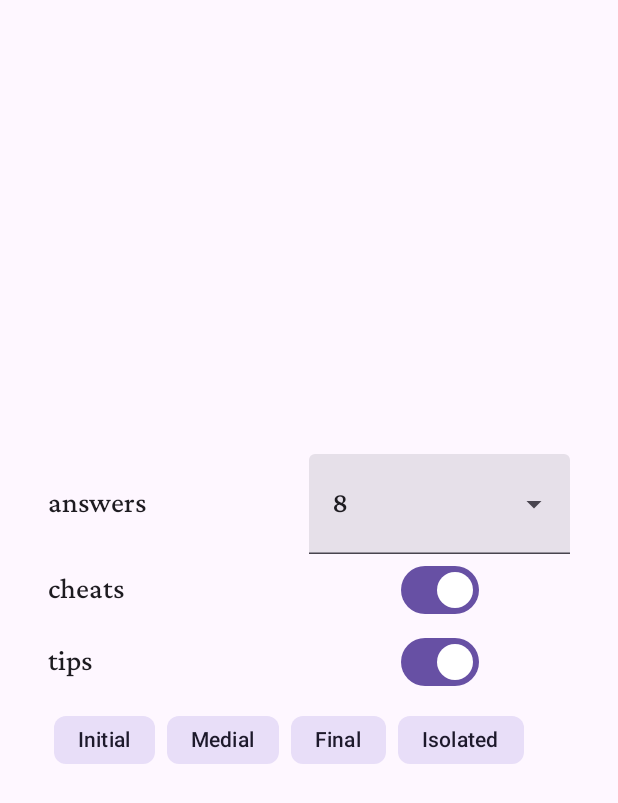
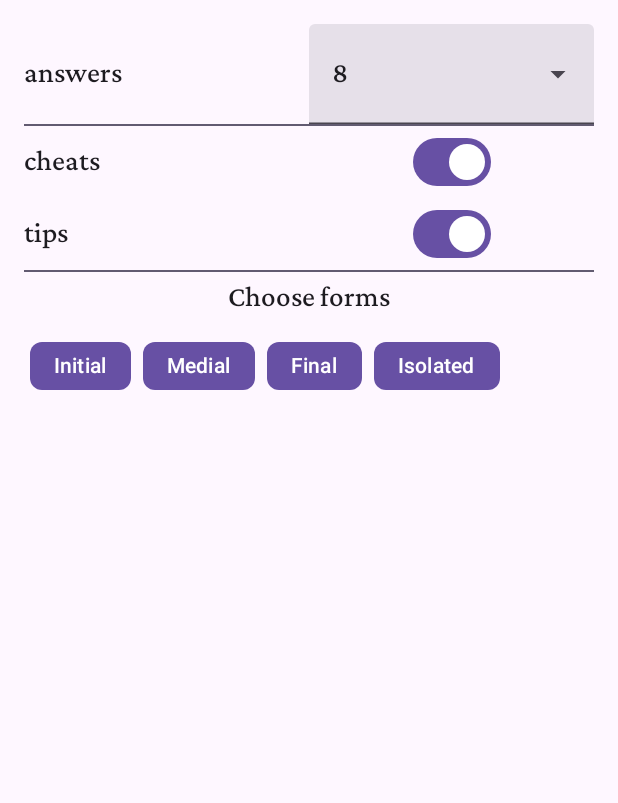
Before and after one commit to pwput/LAA, an Android app built with Jetpack Compose: the @Preview function SettingsScreenPreview, on a phone screen of 412 x 824 dp. Shown: the top 803 px of the screen. Run offline under Robolectric (Android 15) with nearby library versions, the phone set to English and light mode, and no system bars; our stand-ins replace Room's generated code, Timber; libraries missing offline, so code that uses them is left out: com.ramcosta.composedestinations; Roboto replaces fonts that are not available here.

Commit message:
SettingsScreen

```diff
--- a/app/src/main/java/pl/pw/laa/presentation/alphabet/AlphabetTableScreen.kt
+++ b/app/src/main/java/pl/pw/laa/presentation/alphabet/AlphabetTableScreen.kt
@@ -20,6 +20,7 @@ import com.ramcosta.composedestinations.navigation.DestinationsNavigator
 import pl.pw.laa.data.Alphabet
 import pl.pw.laa.presentation.alphabet.components.AlphabetTableColumNamesRow
 import pl.pw.laa.presentation.alphabet.components.AlphabetTableRow
+import pl.pw.laa.presentation.alphabet.components.RowDivider
 import pl.pw.laa.presentation.mediaplayer.MediaPlayerResponse
 import pl.pw.laa.ui.theme.LearnArabicAlphabetTheme
 
@@ -53,10 +54,7 @@ fun AlphabetTable(
     }
 }
 
-@Composable
-fun RowDivider() {
-    Divider(color = MaterialTheme.colorScheme.secondary, thickness = 1.dp)
-}
+
 
 @DevicePreviewsLightPortrait
 @DevicePreviewsDarkPortrait
--- a/app/src/main/java/pl/pw/laa/presentation/alphabet/components/AlphabetTableCell.kt
+++ b/app/src/main/java/pl/pw/laa/presentation/alphabet/components/AlphabetTableCell.kt
@@ -5,7 +5,6 @@ import androidx.compose.foundation.layout.Box
 import androidx.compose.foundation.layout.PaddingValues
 import androidx.compose.foundation.layout.fillMaxHeight
 import androidx.compose.foundation.layout.fillMaxSize
-import androidx.compose.foundation.layout.fillMaxWidth
 import androidx.compose.foundation.layout.padding
 import androidx.compose.material3.MaterialTheme
 import androidx.compose.material3.Text
@@ -17,7 +16,7 @@ import androidx.compose.ui.tooling.preview.Preview
 import androidx.compose.ui.unit.dp
 import pl.pw.laa.data.Alphabet
 import pl.pw.laa.domain.Form
-import pl.pw.laa.presentation.common.AudioIcon
+import pl.pw.laa.presentation.common.componets.AudioIcon
 import pl.pw.laa.ui.theme.LearnArabicAlphabetTheme
 
 val padding = 8.dp
--- a/app/src/main/java/pl/pw/laa/presentation/audioTest/AudioTestScreen.kt
+++ b/app/src/main/java/pl/pw/laa/presentation/audioTest/AudioTestScreen.kt
@@ -23,7 +23,7 @@ import pl.pw.laa.data.Alphabet
 import pl.pw.laa.domain.Form
 import pl.pw.laa.presentation.audioTest.components.AnswersBox
 import pl.pw.laa.presentation.audioTest.components.AudioTestTopBar
-import pl.pw.laa.presentation.common.LoadingScreen
+import pl.pw.laa.presentation.common.componets.LoadingScreen
 import pl.pw.laa.presentation.common.Orientation
 import pl.pw.laa.presentation.mediaplayer.MediaPlayerResponse
 import pl.pw.laa.ui.theme.LearnArabicAlphabetTheme
--- a/app/src/main/java/pl/pw/laa/presentation/audioTest/components/AudioTestQuestionBox.kt
+++ b/app/src/main/java/pl/pw/laa/presentation/audioTest/components/AudioTestQuestionBox.kt
@@ -17,8 +17,8 @@ import androidx.compose.ui.platform.LocalContext
 import androidx.compose.ui.unit.dp
 import pl.pw.laa.data.Alphabet
 import pl.pw.laa.domain.Letter
-import pl.pw.laa.presentation.common.AudioIcon
-import pl.pw.laa.presentation.common.Text
+import pl.pw.laa.presentation.common.componets.AudioIcon
+import pl.pw.laa.presentation.common.annotation.Text
 import pl.pw.laa.presentation.mediaplayer.MediaPlayerResponse
 import pl.pw.laa.ui.theme.LearnArabicAlphabetTheme
 
--- a/app/src/main/java/pl/pw/laa/presentation/common/Text.kt
+++ b/app/src/main/java/pl/pw/laa/presentation/common/annotation/Text.kt
@@ -1,4 +1,4 @@
-package pl.pw.laa.presentation.common
+package pl.pw.laa.presentation.common.annotation
 
 import androidx.compose.material3.LocalTextStyle
 import androidx.compose.material3.Text
--- a/app/src/main/java/pl/pw/laa/presentation/common/AudioIcon.kt
+++ b/app/src/main/java/pl/pw/laa/presentation/common/componets/AudioIcon.kt
@@ -1,4 +1,4 @@
-package pl.pw.laa.presentation.common
+package pl.pw.laa.presentation.common.componets
 
 import androidx.compose.animation.AnimatedVisibility
 import androidx.compose.animation.core.tween
--- a/app/src/main/java/pl/pw/laa/presentation/common/AutoResizedText.kt
+++ b/app/src/main/java/pl/pw/laa/presentation/common/componets/AutoResizedText.kt
@@ -1,4 +1,4 @@
-package pl.pw.laa.presentation.common
+package pl.pw.laa.presentation.common.componets
 
 import androidx.compose.material3.MaterialTheme
 import androidx.compose.material3.Text
--- a/app/src/main/java/pl/pw/laa/presentation/common/LoadingScreen.kt
+++ b/app/src/main/java/pl/pw/laa/presentation/common/componets/LoadingScreen.kt
@@ -1,4 +1,4 @@
-package pl.pw.laa.presentation.common
+package pl.pw.laa.presentation.common.componets
 
 import androidx.compose.foundation.background
 import androidx.compose.foundation.layout.Box
--- a/app/src/main/java/pl/pw/laa/presentation/menu/components/MenuButton.kt
+++ b/app/src/main/java/pl/pw/laa/presentation/menu/components/MenuButton.kt
@@ -13,7 +13,7 @@ import androidx.compose.ui.Modifier
 import androidx.compose.ui.draw.clip
 import androidx.compose.ui.tooling.preview.Preview
 import androidx.compose.ui.unit.dp
-import pl.pw.laa.presentation.common.AutoResizedText
+import pl.pw.laa.presentation.common.componets.AutoResizedText
 import pl.pw.laa.ui.theme.LearnArabicAlphabetTheme
 
 private val cornerSize = 16.dp
--- a/app/src/main/java/pl/pw/laa/presentation/settings/SettingsScreen.kt
+++ b/app/src/main/java/pl/pw/laa/presentation/settings/SettingsScreen.kt
@@ -1,17 +1,20 @@
 package pl.pw.laa.presentation.settings
 
+import DevicePreviewsDarkLandscape
+import DevicePreviewsDarkPortrait
+import DevicePreviewsLightLandscape
+import DevicePreviewsLightPortrait
 import androidx.compose.foundation.background
 import androidx.compose.foundation.layout.*
 import androidx.compose.material3.*
 import androidx.compose.runtime.*
 import androidx.compose.ui.Alignment
 import androidx.compose.ui.Modifier
-import androidx.compose.ui.tooling.preview.Preview
 import androidx.compose.ui.unit.dp
 import androidx.hilt.navigation.compose.hiltViewModel
 import com.ramcosta.composedestinations.annotation.Destination
 import com.ramcosta.composedestinations.navigation.DestinationsNavigator
-import com.ramcosta.composedestinations.navigation.EmptyDestinationsNavigator
+import pl.pw.laa.data.model.AppConfigKey
 import pl.pw.laa.data.model.DefaultKeys
 import pl.pw.laa.data.model.KeyNames.appConfigAnswers
 import pl.pw.laa.data.model.KeyNames.appConfigCheats
@@ -20,8 +23,9 @@ import pl.pw.laa.data.model.KeyNames.appConfigIsInitialTested
 import pl.pw.laa.data.model.KeyNames.appConfigIsIsolatedTested
 import pl.pw.laa.data.model.KeyNames.appConfigIsMedialTested
 import pl.pw.laa.data.model.KeyNames.appConfigTips
+import pl.pw.laa.presentation.alphabet.components.RowDivider
 import pl.pw.laa.presentation.settings.components.SettingsCheckBox
-import pl.pw.laa.presentation.settings.components.SettingsChip
+import pl.pw.laa.presentation.settings.components.SettingsChipGroup
 import pl.pw.laa.ui.theme.LearnArabicAlphabetTheme
 
 @OptIn(ExperimentalLayoutApi::class)
@@ -31,10 +35,6 @@ fun SettingsScreen(
     navigator: DestinationsNavigator,
     viewModel: SettingsViewModel = hiltViewModel(),
 ) {
-    val expanded by remember {
-        mutableStateOf(false)
-    }
-
     val numbers by viewModel.appConfig.answers.collectAsState(
         initial = DefaultKeys.getDefaultKey(appConfigAnswers),
     )
@@ -61,39 +61,78 @@ fun SettingsScreen(
         initial = DefaultKeys.getDefaultKey(appConfigIsIsolatedTested),
     )
 
+    Settings(
+        numbers,
+        cheats,
+        tips,
+        isInitialTested,
+        isMedialTested,
+        isFinalTested,
+        isIsolatedTested,
+        viewModel::onEvent,
+    )
+}
+
+@Composable
+fun Settings(
+    numbers: AppConfigKey?,
+    cheats: AppConfigKey?,
+    tips: AppConfigKey?,
+    isInitialTested: AppConfigKey?,
+    isMedialTested: AppConfigKey?,
+    isFinalTested: AppConfigKey?,
+    isIsolatedTested: AppConfigKey?,
+    onEvent: (SettingsEvent) -> Unit,
+) {
+    val expanded by remember {
+        mutableStateOf(false)
+    }
+
     Column(
         modifier = Modifier
             .fillMaxSize().background(MaterialTheme.colorScheme.background)
-            .padding(32.dp),
+            .padding(16.dp),
         verticalArrangement = Arrangement.Center,
         horizontalAlignment = Alignment.CenterHorizontally,
     ) {
         SettingsNumberList(
             key = numbers,
             expanded = expanded,
-            onEvent = viewModel::onEvent,
+            onEvent = onEvent,
             modifier = Modifier.weight(1f),
         )
-        SettingsCheckBox(key = cheats, onEvent = viewModel::onEvent, modifier = Modifier.weight(1f))
-        SettingsCheckBox(key = tips, onEvent = viewModel::onEvent, modifier = Modifier.weight(1f))
-
-        FlowRow(Modifier.fillMaxWidth()) {
-            val mod = Modifier.padding(4.dp)
-
-            SettingsChip(key = isInitialTested, onEvent = viewModel::onEvent, modifier = mod)
-            SettingsChip(key = isMedialTested, onEvent = viewModel::onEvent, modifier = mod)
-            SettingsChip(key = isFinalTested, onEvent = viewModel::onEvent, modifier = mod)
-            SettingsChip(key = isIsolatedTested, onEvent = viewModel::onEvent, modifier = mod)
-        }
+        RowDivider()
+        SettingsCheckBox(key = cheats, onEvent = onEvent, modifier = Modifier.weight(1f))
+        SettingsCheckBox(key = tips, onEvent = onEvent, modifier = Modifier.weight(1f))
+        RowDivider()
+        SettingsChipGroup(
+            isInitialTested,
+            isMedialTested,
+            isFinalTested,
+            isIsolatedTested,
+            onEvent,
+        )
     }
 }
 
-@Preview
+@DevicePreviewsLightPortrait
+@DevicePreviewsDarkPortrait
+@DevicePreviewsLightLandscape
+@DevicePreviewsDarkLandscape
 @Composable
 fun SettingsScreenPreview() {
     LearnArabicAlphabetTheme() {
         Surface(modifier = Modifier.fillMaxSize()) {
-            SettingsScreen(navigator = EmptyDestinationsNavigator)
+            Settings(
+                DefaultKeys.getDefaultKey(appConfigAnswers),
+                DefaultKeys.getDefaultKey(appConfigCheats),
+                DefaultKeys.getDefaultKey(appConfigTips),
+                DefaultKeys.getDefaultKey(appConfigIsInitialTested),
+                DefaultKeys.getDefaultKey(appConfigIsMedialTested),
+                DefaultKeys.getDefaultKey(appConfigIsFinalTested),
+                DefaultKeys.getDefaultKey(appConfigIsIsolatedTested),
+                {},
+            )
         }
     }
 }
--- a/app/src/main/java/pl/pw/laa/presentation/settings/components/SettingsChip.kt
+++ b/app/src/main/java/pl/pw/laa/presentation/settings/components/SettingsChip.kt
@@ -2,6 +2,8 @@ package pl.pw.laa.presentation.settings.components
 
 import androidx.compose.material3.ExperimentalMaterial3Api
 import androidx.compose.material3.FilterChip
+import androidx.compose.material3.FilterChipDefaults
+import androidx.compose.material3.MaterialTheme
 import androidx.compose.material3.Text
 import androidx.compose.runtime.Composable
 import androidx.compose.ui.Modifier
@@ -9,7 +11,6 @@ import pl.pw.laa.data.model.AppConfigKey
 import pl.pw.laa.data.model.KeyNames.appConfigIsFinalTested
 import pl.pw.laa.data.model.KeyNames.appConfigIsInitialTested
 import pl.pw.laa.data.model.KeyNames.appConfigIsMedialTested
-
 import pl.pw.laa.presentation.common.toBoolean
 import pl.pw.laa.presentation.settings.SettingsEvent
 
@@ -25,6 +26,12 @@ fun SettingsChip(
         selected = key!!.value.toBoolean(),
         onClick = { onEvent(event(key)) },
         label = { Text(text = key.name) },
+        colors = FilterChipDefaults.filterChipColors(
+            containerColor = MaterialTheme.colorScheme.surfaceVariant,
+            labelColor = MaterialTheme.colorScheme.onSurfaceVariant,
+            selectedContainerColor = MaterialTheme.colorScheme.primary,
+            selectedLabelColor = MaterialTheme.colorScheme.onPrimary,
+        ),
     )
 }
 
--- /dev/null
+++ b/app/src/main/java/pl/pw/laa/presentation/settings/components/SettingsChipGroup.kt
@@ -0,0 +1,63 @@
+package pl.pw.laa.presentation.settings.components
+
+import androidx.compose.foundation.layout.Column
+import androidx.compose.foundation.layout.ExperimentalLayoutApi
+import androidx.compose.foundation.layout.FlowRow
+import androidx.compose.foundation.layout.fillMaxSize
+import androidx.compose.foundation.layout.fillMaxWidth
+import androidx.compose.foundation.layout.padding
+import androidx.compose.material3.ExperimentalMaterial3Api
+import androidx.compose.material3.MaterialTheme
+import androidx.compose.material3.Text
+import androidx.compose.runtime.Composable
+import androidx.compose.ui.Alignment
+import androidx.compose.ui.Modifier
+import androidx.compose.ui.tooling.preview.Preview
+import androidx.compose.ui.unit.dp
+import pl.pw.laa.data.model.AppConfigKey
+import pl.pw.laa.data.model.DefaultKeys
+import pl.pw.laa.data.model.KeyNames
+import pl.pw.laa.presentation.settings.SettingsEvent
+import pl.pw.laa.ui.theme.LearnArabicAlphabetTheme
+
+@OptIn(ExperimentalMaterial3Api::class, ExperimentalLayoutApi::class)
+@Composable
+fun SettingsChipGroup(
+    key1: AppConfigKey?,
+    key2: AppConfigKey?,
+    key3: AppConfigKey?,
+    key4: AppConfigKey?,
+    onEvent: (SettingsEvent) -> Unit,
+) {
+    Column(
+        Modifier.fillMaxSize(),
+        horizontalAlignment = Alignment.CenterHorizontally,
+    ) {
+        Text(
+            text = "Choose forms",
+            style = MaterialTheme.typography.bodyMedium,
+            color = MaterialTheme.colorScheme.onBackground,
+        )
+        FlowRow(Modifier.fillMaxWidth()) {
+            val mod = Modifier.padding(4.dp)
+            SettingsChip(key = key1, onEvent = onEvent, modifier = mod)
+            SettingsChip(key = key2, onEvent = onEvent, modifier = mod)
+            SettingsChip(key = key3, onEvent = onEvent, modifier = mod)
+            SettingsChip(key = key4, onEvent = onEvent, modifier = mod)
+        }
+    }
+}
+
+@Preview
+@Composable
+fun SettingsScreenPreview() {
+    LearnArabicAlphabetTheme() {
+        SettingsChipGroup(
+            DefaultKeys.getDefaultKey(KeyNames.appConfigIsInitialTested),
+            DefaultKeys.getDefaultKey(KeyNames.appConfigIsMedialTested),
+            DefaultKeys.getDefaultKey(KeyNames.appConfigIsFinalTested),
+            AppConfigKey("Initial","Initial",0),
+            {},
+        )
+    }
+}
--- a/app/src/main/java/pl/pw/laa/presentation/settings/components/SettingsNumberList.kt
+++ b/app/src/main/java/pl/pw/laa/presentation/settings/components/SettingsNumberList.kt
@@ -37,7 +37,7 @@ fun SettingsNumberList(
         horizontalArrangement = Arrangement.Center,
         verticalAlignment = Alignment.CenterVertically,
     ) {
-        Text(text = "answers", modifier = modifier, style = MaterialTheme.typography.bodyMedium)
+        Text(text = "answers", modifier = modifier, style = MaterialTheme.typography.bodyMedium, color = MaterialTheme.colorScheme.onBackground)
         ExposedDropdownMenuBox(
             expanded = expanded,
             onExpandedChange = { expanded = !expanded },
--- a/app/src/main/java/pl/pw/laa/presentation/settings/components/SettingsSwitch.kt
+++ b/app/src/main/java/pl/pw/laa/presentation/settings/components/SettingsSwitch.kt
@@ -27,7 +27,12 @@ fun SettingsCheckBox(
         horizontalArrangement = Arrangement.Center,
         verticalAlignment = Alignment.CenterVertically,
     ) {
-        Text(text = text ?: "null", modifier = modifier, style = MaterialTheme.typography.bodyMedium)
+        Text(
+            text = text ?: "null",
+            modifier = modifier,
+            style = MaterialTheme.typography.bodyMedium,
+            color = MaterialTheme.colorScheme.onBackground,
+        )
         Switch(
             checked = key?.value?.toBoolean() ?: false,
             onCheckedChange = {
```
Also changed, not shown: app/src/main/java/pl/pw/laa/presentation/alphabet/components/RowDivider.kt (added, +11 -0 lines), app/src/main/java/pl/pw/laa/presentation/common/annotation/DevicesPreviews.kt (renamed from app/src/main/java/pl/pw/laa/presentation/common/DevicesPreviews.kt).
